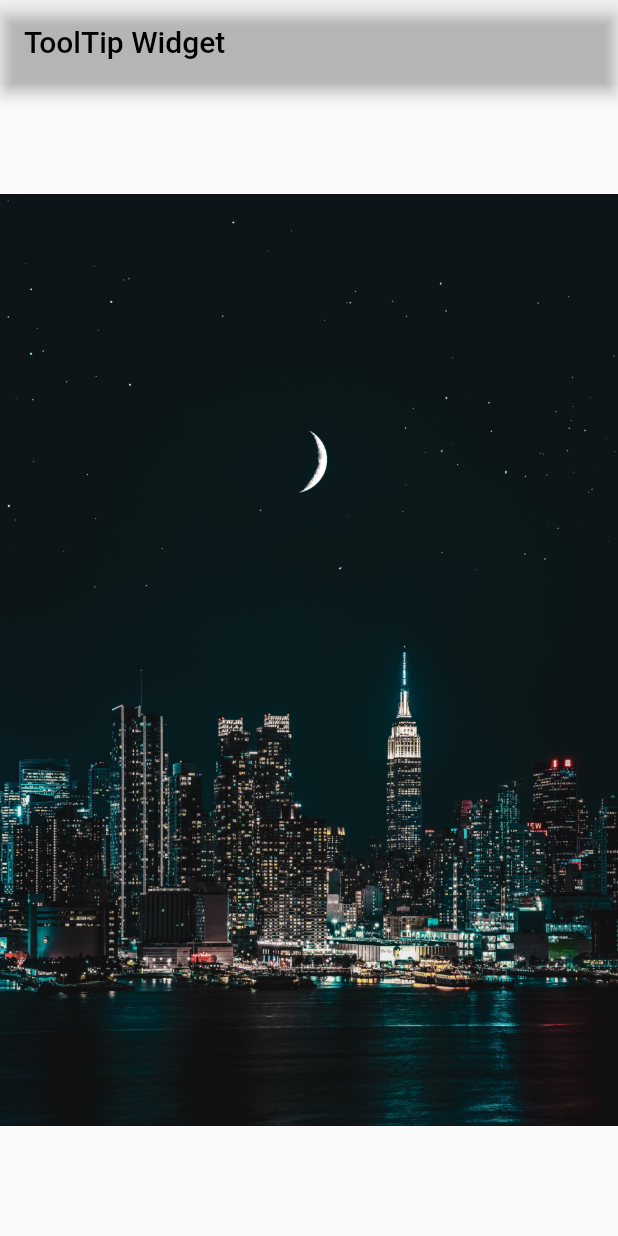
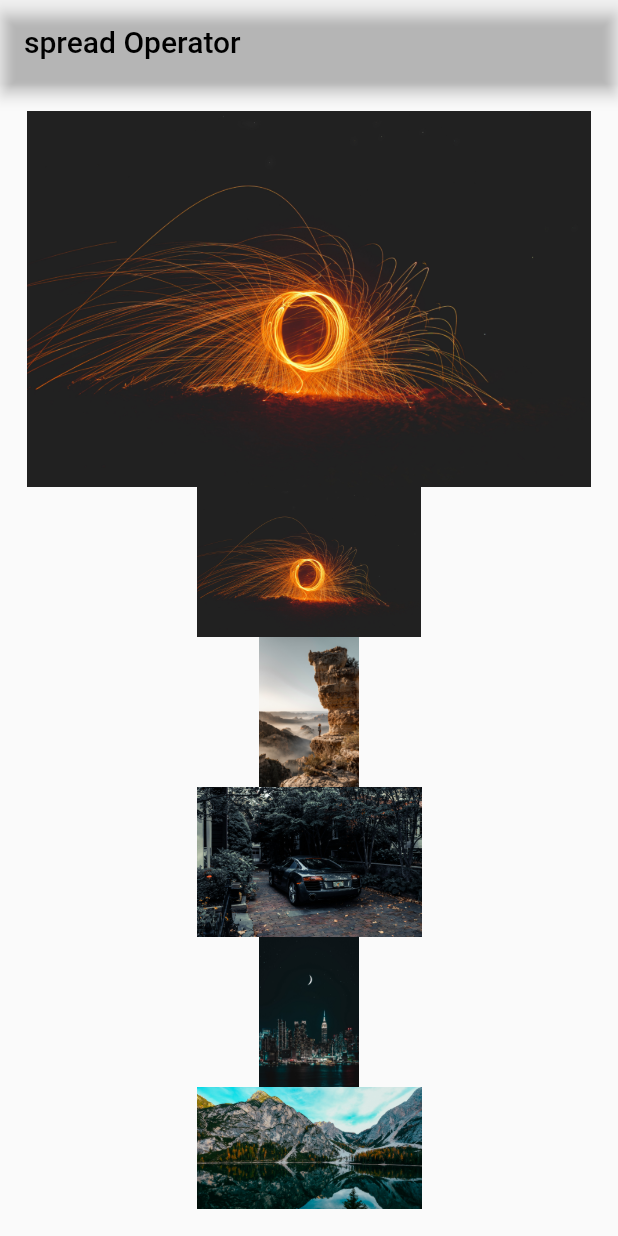
Before and after one commit to Darwin-willware/firstapp, a Flutter app: the screen it shows after launch, on a phone screen of 412 x 824 dp. Run offline on Flutter 3.47's test engine with Material 2 defaults, Android fonts, the phone set to English and light mode, and no system bars; our stand-ins replace chewie, file_picker, image_picker, permission_handler, video_player; missing offline and left inert: appinio_video_player.

Commit message:
Spread Operator

```diff
--- a/lib/flutt_learner/tutor.dart
+++ b/lib/flutt_learner/tutor.dart
@@ -18,23 +18,46 @@ class _learnToBuildState extends State<learnToBuild> {
 
   @override
   Widget build(BuildContext context) {
-   //WillpopScope is used to disable the back button on Android devices
+    List<Widget> imagesList = [
+      Image.asset("assets/images/oneimg.jpg",
+      height: 100,),
+            Image.asset("assets/images/twoimg.jpg",
+      height: 100,),
+            Image.asset("assets/images/threeimg.jpg",
+      height: 100,),
+            Image.asset("assets/images/fourimg.jpg",
+      height: 100,),
+            Image.asset("assets/images/fiveimg.jpg",
+      height: 100,),
+    ];
     return Scaffold(
-      //this widget will wait for data before displaying something on view
-      //Futurebuilder is used to build the view dynamically depends upon the data that we get asynchronously
-      appBar: AppBar(
-        title: const Text("ToolTip Widget",
-        style: TextStyle(color: Colors.black),
+      appBar: AppBar(title: Text(
+        "spread Operator",
+        style: TextStyle(
+          color: Colors.black,
         ),
-        backgroundColor: Colors.transparent,
+
+      ),
+      backgroundColor: Colors.transparent,
       ),
       body: Center(
-        child: Tooltip(
-          message: "Message from NoWhere to EveryWhere",
-          child: Image.asset('assets/images/fourimg.jpg'),
+        child: Padding(
+          padding: const EdgeInsets.all(18.0),
+          child: SingleChildScrollView(
+            child: Column(
+              children: [
+                Image.asset("assets/images/oneimg.jpg"),
+                ...imagesList
+              ],
+            ),
+          ),
+          // child: Column(
+          //   children: imagesList,
+          // ),
         ),
-      )
+      ),
     );
+   //WillpopScope is used to disable the back button on Android devices
 
   }
 }
```
